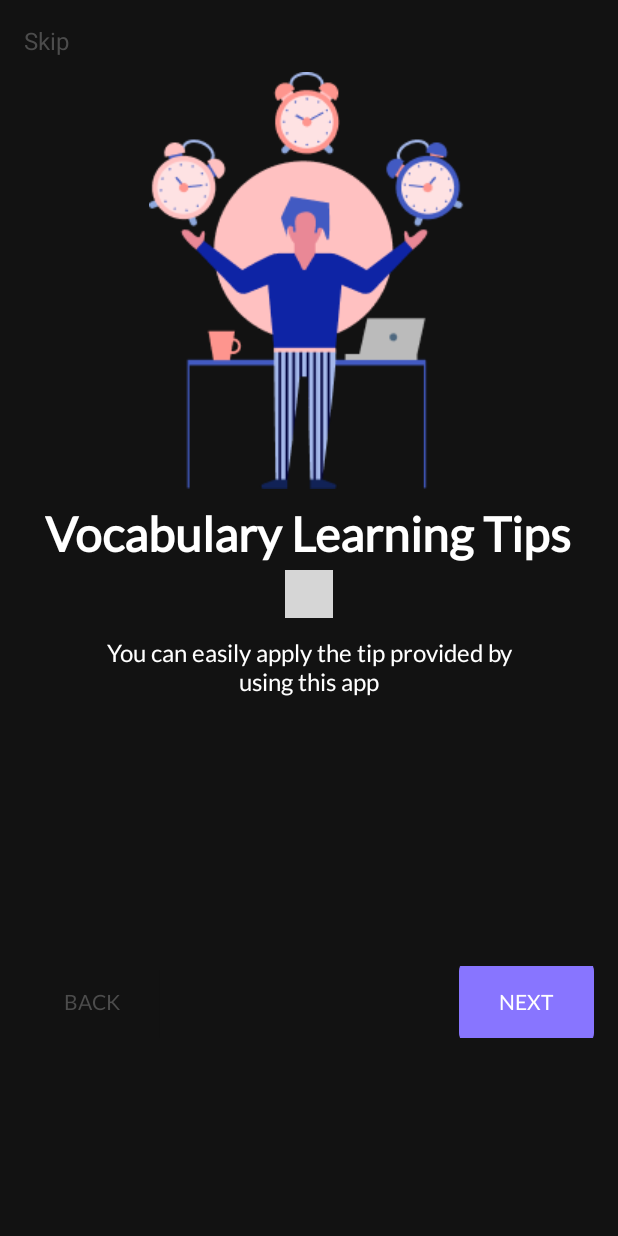
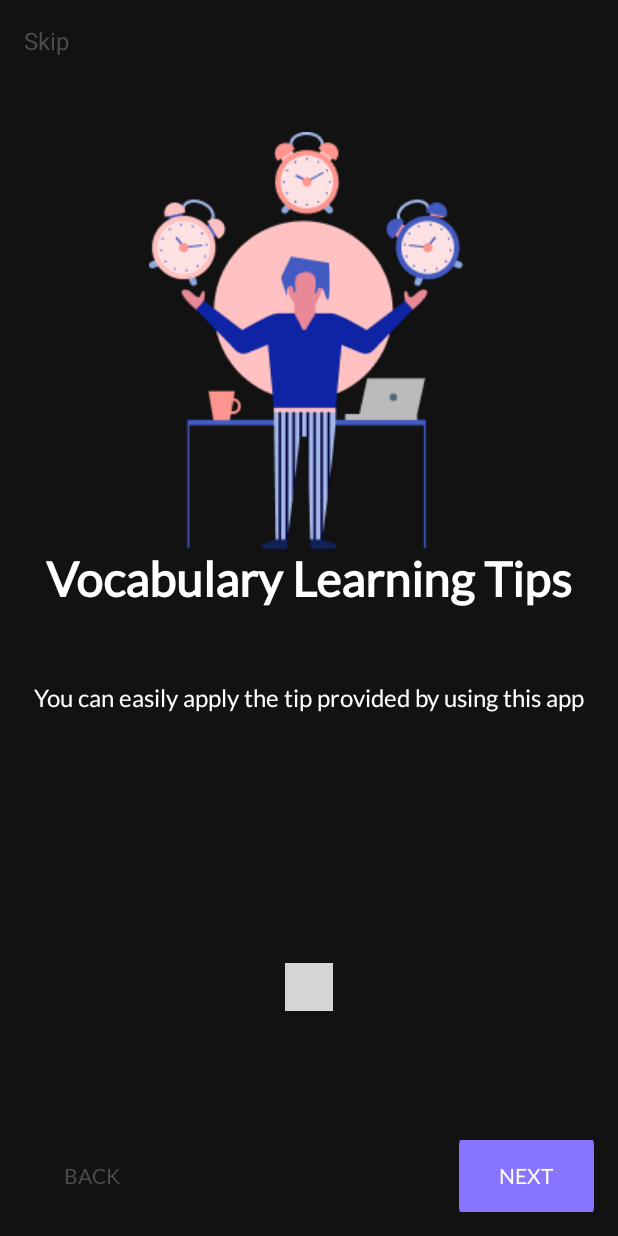
Before and after one commit to Veeci/VocabHelper, an Android app: the screen it shows after launch (AuthActivity), on a phone screen of 412 x 824 dp. Run offline under Robolectric (Android 15) with nearby library versions, the light colour scheme and no system bars; libraries missing offline, so code that uses them is left out: com.tbuonomo.viewpagerdotsindicator; plain views replace DotsIndicator; 2 statements that could not run were skipped; grey boxes are pictures that could not be loaded.

Commit message:
fixed small display issue

```diff
--- a/app/src/main/java/com/example/vocabhelper/presentation/auth/fragments/LoginFragment.kt
+++ b/app/src/main/java/com/example/vocabhelper/presentation/auth/fragments/LoginFragment.kt
@@ -46,7 +46,6 @@
     private val masterKeyAlias by lazy {
         MasterKeys.getOrCreate(MasterKeys.AES256_GCM_SPEC)
     }
-
 
     private val executor by lazy{
         this.context?.let { ContextCompat.getMainExecutor(it) }
--- a/app/src/main/java/com/example/vocabhelper/presentation/auth/fragments/SplashFragment.kt
+++ b/app/src/main/java/com/example/vocabhelper/presentation/auth/fragments/SplashFragment.kt
@@ -29,19 +29,17 @@
         super.onViewCreated(view, savedInstanceState)
 
         val prefs = requireActivity().getSharedPreferences(PREFS_NAME, Context.MODE_PRIVATE)
-        val splashScreenShown = prefs.getBoolean(PREF_SPLASH_SHOWN, false)
+        val splashScreenShown = prefs.getBoolean(PREF_SPLASH_SHOWN, true)
 
-        if (splashScreenShown) {
-            // Skip the splash screen and navigate directly to the next screen
+        if (splashScreenShown == false) {
             findNavController().navigate(R.id.action_splashFragment_to_loginFragment)
         } else {
-            // Show the splash screen and set the preference
             Handler(Looper.getMainLooper()).postDelayed({
                 if (isAdded) {
                     findNavController().navigate(R.id.action_splashFragment_to_onboardingViewpagerFragment)
-                    prefs.edit().putBoolean(PREF_SPLASH_SHOWN, true).apply()
+                    prefs.edit().putBoolean(PREF_SPLASH_SHOWN, false).apply()
                 }
-            }, 2000)
+            }, 3000)
         }
     }
 }
--- a/app/src/main/res/layout/fragment_first.xml
+++ b/app/src/main/res/layout/fragment_first.xml
@@ -1,5 +1,5 @@
 <?xml version="1.0" encoding="utf-8"?>
-<LinearLayout xmlns:android="http://schemas.android.com/apk/res/android"
+<androidx.constraintlayout.widget.ConstraintLayout xmlns:android="http://schemas.android.com/apk/res/android"
     xmlns:app="http://schemas.android.com/apk/res-auto"
     xmlns:tools="http://schemas.android.com/tools"
     android:layout_width="match_parent"
@@ -15,43 +15,57 @@
         android:text="@string/splash_skip"
         android:textSize="16sp"
         android:textColor="@color/theme_tertiary"
-        android:id="@+id/skip"/>
+        android:id="@+id/skip"
+        app:layout_constraintStart_toStartOf="parent"
+        app:layout_constraintTop_toTopOf="parent"/>
 
     <androidx.appcompat.widget.AppCompatImageView
+        android:id="@+id/appCompatImageView2"
         android:layout_width="wrap_content"
         android:layout_height="wrap_content"
+        android:layout_gravity="center"
+        android:layout_marginTop="50dp"
         android:src="@drawable/banner_banner1_onboarding"
-        android:layout_gravity="center"
-        android:layout_marginTop="@dimen/dp_10"/>
+        app:layout_constraintEnd_toEndOf="parent"
+        app:layout_constraintStart_toStartOf="parent"
+        app:layout_constraintTop_toBottomOf="@+id/skip" />
 
     <androidx.appcompat.widget.AppCompatTextView
+        android:id="@+id/appCompatTextView4"
         android:layout_width="wrap_content"
         android:layout_height="wrap_content"
-        android:layout_marginTop="10dp"
+        android:layout_gravity="center"
         android:fontFamily="@font/lato"
         android:text="@string/splash_vocabulary_learning_tips"
         android:textAlignment="center"
-        android:layout_gravity="center"
         android:textColor="@color/text_main"
         android:textSize="32sp"
-        android:textStyle="bold" />
+        android:textStyle="bold"
+        app:layout_constraintEnd_toEndOf="parent"
+        app:layout_constraintStart_toStartOf="parent"
+        app:layout_constraintTop_toBottomOf="@+id/appCompatImageView2" />
 
     <androidx.appcompat.widget.AppCompatTextView
+        android:id="@+id/appCompatTextView5"
         android:layout_width="wrap_content"
         android:layout_height="wrap_content"
-        android:layout_marginTop="10dp"
+        android:layout_gravity="center"
+        android:layout_margin="50dp"
         android:fontFamily="@font/lato"
         android:text="@string/splash_you_can_easily_apply_the_tip_provided_by_using_this_app"
         android:textAlignment="center"
-        android:layout_gravity="center"
         android:textColor="@color/text_main"
         android:textSize="16sp"
-        android:layout_margin="50dp"/>
+        app:layout_constraintEnd_toEndOf="parent"
+        app:layout_constraintStart_toStartOf="parent"
+        app:layout_constraintTop_toBottomOf="@+id/appCompatTextView4" />
 
     <androidx.constraintlayout.widget.ConstraintLayout
+        android:id="@+id/constraintLayout"
         android:layout_width="match_parent"
         android:layout_height="wrap_content"
-        android:layout_marginTop="130dp">
+        app:layout_constraintBottom_toBottomOf="parent"
+        tools:layout_editor_absoluteX="16dp">
 
         <androidx.appcompat.widget.AppCompatButton
             android:id="@+id/backButton"
@@ -62,8 +76,8 @@
             android:text="@string/splash_back"
             android:textAlignment="center"
             android:textColor="@color/theme_tertiary"
+            app:layout_constraintBottom_toBottomOf="parent"
             app:layout_constraintStart_toStartOf="parent"
-            app:layout_constraintBottom_toBottomOf="parent"
             tools:ignore="RtlCompat" />
 
         <androidx.appcompat.widget.AppCompatButton
@@ -75,10 +89,10 @@
             android:text="@string/splash_next"
             android:textAlignment="center"
             android:textColor="@color/text_main"
+            app:layout_constraintBottom_toBottomOf="parent"
             app:layout_constraintEnd_toEndOf="parent"
-            app:layout_constraintBottom_toBottomOf="parent"
             tools:ignore="RtlCompat" />
 
     </androidx.constraintlayout.widget.ConstraintLayout>
 
-</LinearLayout>
+</androidx.constraintlayout.widget.ConstraintLayout>
--- a/app/src/main/res/layout/fragment_onboarding_viewpager.xml
+++ b/app/src/main/res/layout/fragment_onboarding_viewpager.xml
@@ -20,13 +20,14 @@
         android:id="@+id/dots_indicator"
         android:layout_width="wrap_content"
         android:layout_height="wrap_content"
+        android:layout_marginBottom="150dp"
         app:dotsColor="@color/theme_tertiary"
         app:dotsCornerRadius="8dp"
         app:dotsSize="10dp"
         app:dotsSpacing="4dp"
         app:dotsWidthFactor="2.5"
-        app:layout_constraintBottom_toBottomOf="@+id/onboardingViewpager"
-        app:layout_constraintEnd_toEndOf="@+id/onboardingViewpager"
+        app:layout_constraintBottom_toBottomOf="parent"
+        app:layout_constraintEnd_toEndOf="parent"
         app:layout_constraintStart_toStartOf="parent"
         app:selectedDotColor="@color/text_main" />
 
```
Also changed, not shown: app/src/main/res/layout/fragment_second.xml (+36 -22 lines), app/src/main/res/layout/fragment_third.xml (+30 -15 lines).
